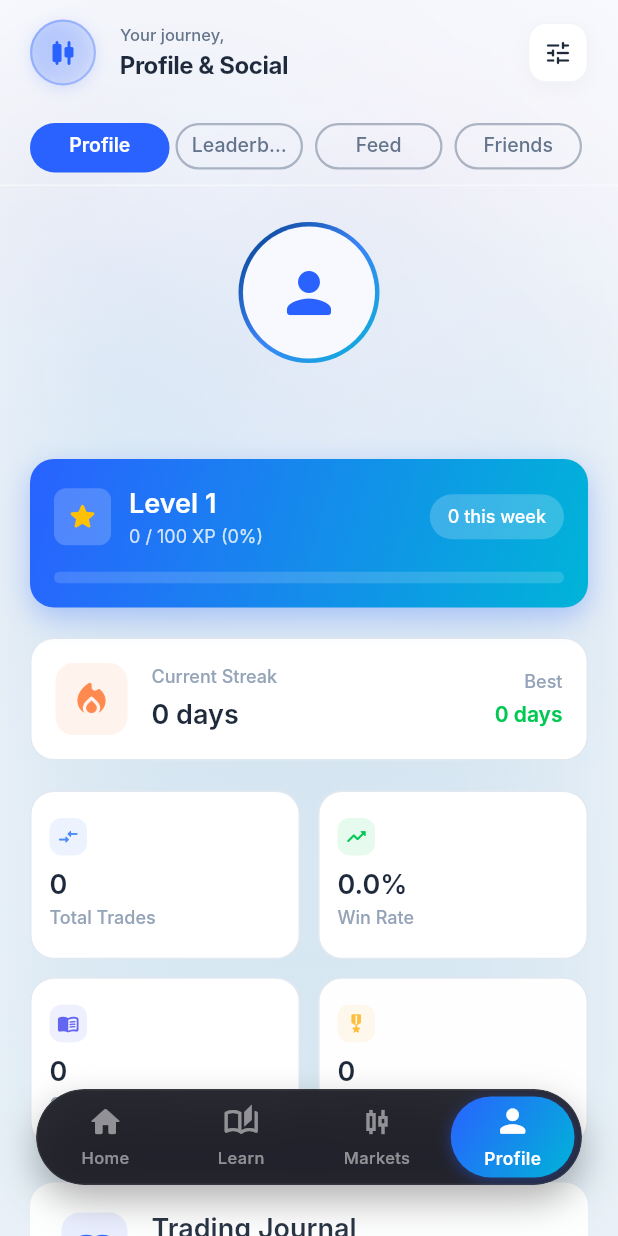
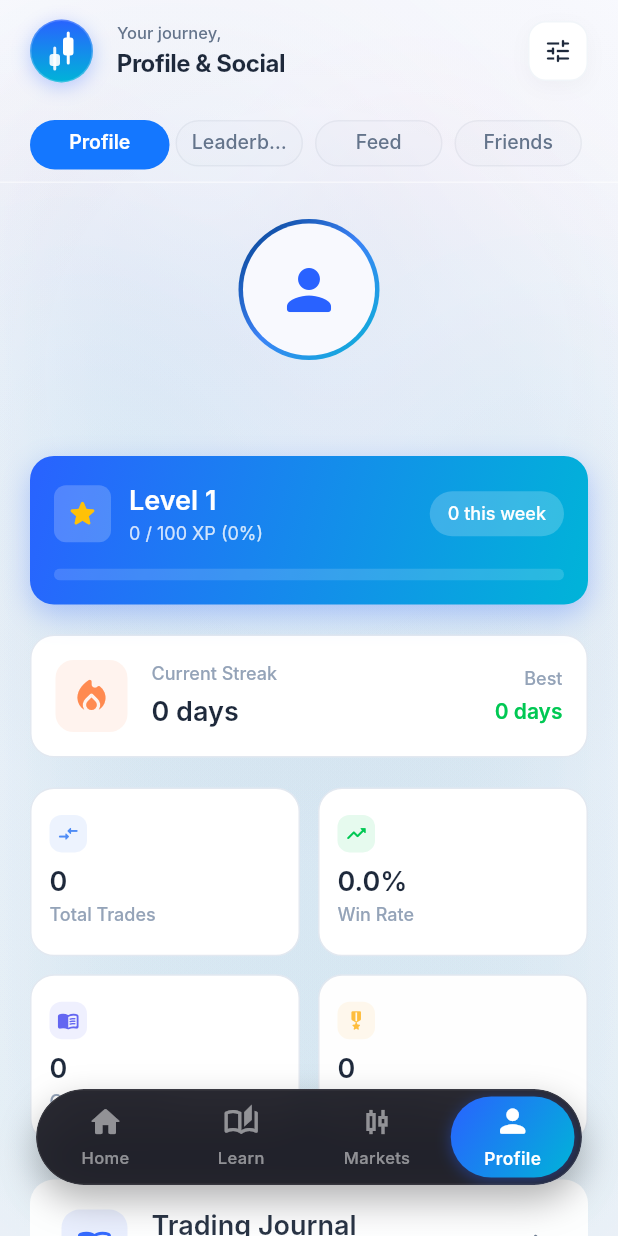
Before and after one commit to Princesurani/FinlearnPro, a Flutter app: the screen it shows once a user with an empty profile is signed in, swiped to page 4, on a phone screen of 412 x 824 dp. Run offline on Flutter 3.47's test engine with Material 3 defaults, Android fonts, the light colour scheme and no system bars; our stand-ins replace firebase_auth, firebase_core, fl_chart, flutter_bloc, flutter_dotenv, flutter_markdown and 3 more; accounts and stored records are empty; network calls fail; Roboto replaces fonts that are missing (Inter).

Commit message:
UI/UX polish: unified colors, tabs, buttons, and added custom candlestick app logo

```diff
--- a/lib/core/theme/app_colors.dart
+++ b/lib/core/theme/app_colors.dart
@@ -3,6 +3,7 @@ import 'package:flutter/material.dart';
 abstract final class AppColors {
   // Primary Theme Colors (Medium Light Blue)
   static const Color primary = Color(0xFF2962FF);
+  static const Color primaryButton = Color.fromARGB(255, 20, 119, 255);
 
   static const Color primaryLight = Color(0xFF00B4D8);
 
--- a/lib/features/learning/presentation/widgets/category_pills.dart
+++ b/lib/features/learning/presentation/widgets/category_pills.dart
@@ -97,7 +97,7 @@ class _CategoryPillsState extends State<CategoryPills> {
         const SizedBox(height: 8),
 
         SizedBox(
-          height: 90,
+          height: 85,
           child: ListView.builder(
             controller: _scrollController,
             scrollDirection: Axis.horizontal,
--- a/lib/features/market/presentation/pages/explore_tab.dart
+++ b/lib/features/market/presentation/pages/explore_tab.dart
@@ -205,12 +205,12 @@ class _ExploreTabState extends State<ExploreTab>
               ),
               decoration: BoxDecoration(
                 color: _capFilter == 'all'
-                    ? AppColors.textSecondary.withValues(alpha: 0.05)
+                    ? AppColors.textSecondary.withValues(alpha: 0.02)
                     : AppColors.primary.withValues(alpha: 0.05),
                 borderRadius: BorderRadius.circular(AppSpacing.radiusFull),
                 border: Border.all(
                   color: _capFilter == 'all'
-                      ? AppColors.textSecondary.withValues(alpha: 0.15)
+                      ? AppColors.textSecondary.withValues(alpha: 0.08)
                       : AppColors.primary.withValues(alpha: 0.3),
                 ),
               ),
@@ -267,10 +267,10 @@ class _ExploreTabState extends State<ExploreTab>
           vertical: 6,
         ),
         decoration: BoxDecoration(
-          color: isActive ? activeColor.withAlpha(20) : AppColors.textSecondary.withValues(alpha: 0.05),
+          color: isActive ? activeColor.withAlpha(20) : AppColors.textSecondary.withValues(alpha: 0.02),
           borderRadius: BorderRadius.circular(AppSpacing.radiusFull),
           border: Border.all(
-            color: isActive ? activeColor.withValues(alpha: 0.15) : AppColors.textSecondary.withValues(alpha: 0.15),
+            color: isActive ? activeColor.withValues(alpha: 0.15) : AppColors.textSecondary.withValues(alpha: 0.08),
             width: 1.0,
           ),
         ),
--- a/lib/features/market/presentation/pages/market_screen.dart
+++ b/lib/features/market/presentation/pages/market_screen.dart
@@ -148,7 +148,7 @@ class _MarketScreenState extends State<MarketScreen>
         controller: _tabController,
         isScrollable: false, // Fill available width
         indicator: BoxDecoration(
-          color: AppColors.primary,
+          color: AppColors.primaryButton,
           borderRadius: BorderRadius.circular(AppSpacing.radiusFull),
         ),
         indicatorSize: TabBarIndicatorSize.tab,
@@ -184,12 +184,12 @@ class _MarketScreenState extends State<MarketScreen>
                   decoration: BoxDecoration(
                     color: isSelected
                         ? Colors.transparent
-                        : AppColors.textSecondary.withValues(alpha: 0.05),
+                        : AppColors.textSecondary.withValues(alpha: 0.02),
                     border: isSelected
                         ? null
                         : Border.all(
                             color: AppColors.textSecondary.withValues(
-                              alpha: 0.15,
+                              alpha: 0.08,
                             ),
                             width: 1.0,
                           ),
@@ -251,7 +251,11 @@ class _PortfolioStreamWrapper extends StatelessWidget {
       stream: bloc.stream,
       initialData: bloc.state,
       builder: (_, snap) {
-        return PortfolioTab(state: snap.data!, onExplore: onExplore, bloc: bloc);
+        return PortfolioTab(
+          state: snap.data!,
+          onExplore: onExplore,
+          bloc: bloc,
+        );
       },
     );
   }
@@ -356,7 +360,7 @@ class _ExploreStreamWrapper extends StatelessWidget {
                     icon: const Icon(Icons.refresh_rounded, size: 18),
                     label: const Text('Retry'),
                     style: FilledButton.styleFrom(
-                      backgroundColor: AppColors.primary,
+                      backgroundColor: AppColors.primaryButton,
                       foregroundColor: AppColors.white,
                       padding: const EdgeInsets.symmetric(
                         horizontal: AppSpacing.xl,
--- a/lib/features/market/presentation/pages/orders_tab.dart
+++ b/lib/features/market/presentation/pages/orders_tab.dart
@@ -265,7 +265,7 @@ class OrdersTab extends StatelessWidget {
             ElevatedButton(
               onPressed: onExplore,
               style: ElevatedButton.styleFrom(
-                backgroundColor: AppColors.primary,
+                backgroundColor: AppColors.primaryButton,
                 foregroundColor: AppColors.white,
                 padding: const EdgeInsets.symmetric(
                   horizontal: AppSpacing.xl,
--- a/lib/features/market/presentation/pages/portfolio_tab.dart
+++ b/lib/features/market/presentation/pages/portfolio_tab.dart
@@ -487,7 +487,7 @@ class PortfolioTab extends StatelessWidget {
             ElevatedButton(
               onPressed: onExplore,
               style: ElevatedButton.styleFrom(
-                backgroundColor: AppColors.primary,
+                backgroundColor: AppColors.primaryButton,
                 foregroundColor: AppColors.white,
                 padding: const EdgeInsets.symmetric(
                   horizontal: AppSpacing.xl,
--- a/lib/features/market/presentation/pages/watchlist_tab.dart
+++ b/lib/features/market/presentation/pages/watchlist_tab.dart
@@ -88,7 +88,7 @@ class WatchlistTab extends StatelessWidget {
             ElevatedButton(
               onPressed: onExplore,
               style: ElevatedButton.styleFrom(
-                backgroundColor: AppColors.primary,
+                backgroundColor: AppColors.primaryButton,
                 foregroundColor: AppColors.white,
                 padding: const EdgeInsets.symmetric(
                   horizontal: AppSpacing.xl,
--- a/lib/features/social/presentation/pages/social_profile_screen.dart
+++ b/lib/features/social/presentation/pages/social_profile_screen.dart
@@ -132,7 +132,7 @@ class _SocialProfileViewState extends State<_SocialProfileView>
         controller: _tabController,
         isScrollable: false, // Fill available width
         indicator: BoxDecoration(
-          color: AppColors.primary,
+          color: AppColors.primaryButton,
           borderRadius: BorderRadius.circular(AppSpacing.radiusFull),
         ),
         indicatorSize: TabBarIndicatorSize.tab,
@@ -168,14 +168,14 @@ class _SocialProfileViewState extends State<_SocialProfileView>
                   decoration: BoxDecoration(
                     color: isSelected
                         ? Colors.transparent
-                        : Colors.transparent,
+                        : AppColors.textSecondary.withValues(alpha: 0.02),
                     border: isSelected
                         ? null
                         : Border.all(
                             color: AppColors.textSecondary.withValues(
-                              alpha: 0.5,
+                              alpha: 0.08,
                             ),
-                            width: 1.5,
+                            width: 1.0,
                           ),
                     borderRadius: BorderRadius.circular(AppSpacing.radiusFull),
                   ),
--- a/lib/shared/navigation/top_navigation_shell.dart
+++ b/lib/shared/navigation/top_navigation_shell.dart
@@ -26,35 +26,97 @@ class TopNavigationShell extends StatelessWidget {
           // Leading Menu Button
           if (showMenu) ...[
             Container(
-              height: 44,
-              width: 44,
+              height: 42,
+              width: 42,
               decoration: BoxDecoration(
-                gradient: LinearGradient(
-                  colors: [
-                    AppColors.primary.withValues(alpha: 0.25),
-                    AppColors.primary.withValues(alpha: 0.05),
-                  ],
-                  begin: Alignment.topLeft,
-                  end: Alignment.bottomRight,
-                ),
-                border: Border.all(
-                  color: AppColors.primary.withValues(alpha: 0.3),
-                  width: 1.5,
+                gradient: const LinearGradient(
+                  colors: [AppColors.primary, AppColors.primaryLight],
+                  begin: Alignment.topCenter,
+                  end: Alignment.bottomCenter,
                 ),
                 shape: BoxShape.circle,
                 boxShadow: [
                   BoxShadow(
-                    color: AppColors.primary.withValues(alpha: 0.15),
-                    blurRadius: 8,
-                    offset: const Offset(0, 2),
+                    color: AppColors.primary.withValues(alpha: 0.3),
+                    blurRadius: 10,
+                    offset: const Offset(0, 3),
                   ),
                 ],
+                border: Border.all(
+                  color: AppColors.white.withValues(alpha: 0.2),
+                  width: 1,
+                ),
               ),
-              child: const Center(
-                child: Icon(
-                  Icons.candlestick_chart_rounded,
-                  color: AppColors.primary,
-                  size: 24,
+              child: Center(
+                child: Row(
+                  mainAxisSize: MainAxisSize.min,
+                  crossAxisAlignment: CrossAxisAlignment.end,
+                  children: [
+                    // Candle 1 (Lower)
+                    SizedBox(
+                      width: 7,
+                      height: 16,
+                      child: Stack(
+                        alignment: Alignment.center,
+                        children: [
+                          // Wick (High/Low)
+                          Container(
+                            width: 2,
+                            height: 16,
+                            decoration: BoxDecoration(
+                              color: AppColors.white.withValues(alpha: 0.9),
+                              borderRadius: BorderRadius.circular(1),
+                            ),
+                          ),
+                          // Body (Open/Close)
+                          Positioned(
+                            bottom: 3,
+                            child: Container(
+                              width: 7,
+                              height: 8,
+                              decoration: BoxDecoration(
+                                color: AppColors.white.withValues(alpha: 0.9),
+                                borderRadius: BorderRadius.circular(2),
+                              ),
+                            ),
+                          ),
+                        ],
+                      ),
+                    ),
+                    const SizedBox(width: 2),
+                    // Candle 2 (Higher/Uptrend)
+                    Container(
+                      margin: const EdgeInsets.only(bottom: 4),
+                      width: 7,
+                      height: 22,
+                      child: Stack(
+                        alignment: Alignment.center,
+                        children: [
+                          // Wick (High/Low)
+                          Container(
+                            width: 2,
+                            height: 22,
+                            decoration: BoxDecoration(
+                              color: AppColors.white,
+                              borderRadius: BorderRadius.circular(1),
+                            ),
+                          ),
+                          // Body (Open/Close)
+                          Positioned(
+                            bottom: 6,
+                            child: Container(
+                              width: 7,
+                              height: 12,
+                              decoration: BoxDecoration(
+                                color: AppColors.white,
+                                borderRadius: BorderRadius.circular(2),
+                              ),
+                            ),
+                          ),
+                        ],
+                      ),
+                    ),
+                  ],
                 ),
               ),
             ),
```
